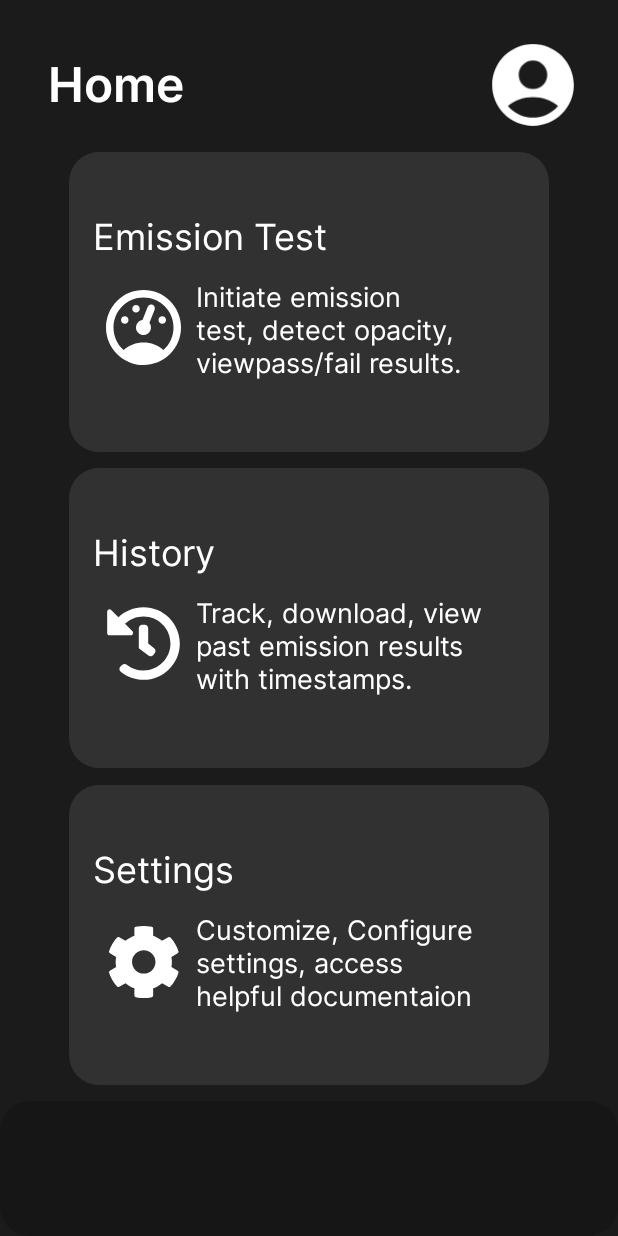
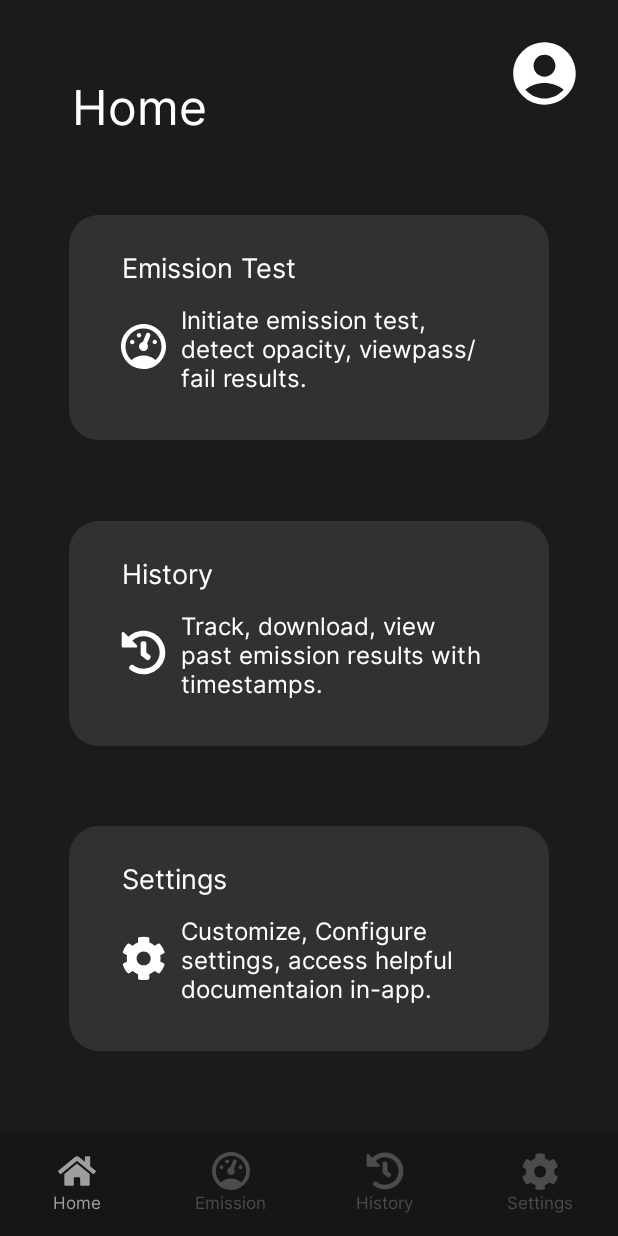
Before and after one commit to Ranssuu/emissiontestkit, an Android app: the screen it shows after launch (HomeActivity), on a phone screen of 412 x 824 dp. Run offline under Robolectric (Android 15) with nearby library versions, the phone set to English and light mode, and no system bars.

Commit message:
Home 50% - need to resize activity buttons

```diff
--- /dev/null
+++ b/app/src/main/java/com/example/emissiontestkit/EmissionActivity.java
@@ -0,0 +1,24 @@
+package com.example.emissiontestkit;
+
+import android.os.Bundle;
+
+import androidx.activity.EdgeToEdge;
+import androidx.appcompat.app.AppCompatActivity;
+import androidx.core.graphics.Insets;
+import androidx.core.view.ViewCompat;
+import androidx.core.view.WindowInsetsCompat;
+
+public class EmissionActivity extends AppCompatActivity {
+
+    @Override
+    protected void onCreate(Bundle savedInstanceState) {
+        super.onCreate(savedInstanceState);
+        EdgeToEdge.enable(this);
+        setContentView(R.layout.activity_emission);
+        ViewCompat.setOnApplyWindowInsetsListener(findViewById(R.id.main), (v, insets) -> {
+            Insets systemBars = insets.getInsets(WindowInsetsCompat.Type.systemBars());
+            v.setPadding(systemBars.left, systemBars.top, systemBars.right, systemBars.bottom);
+            return insets;
+        });
+    }
+}
--- a/app/src/main/java/com/example/emissiontestkit/HomeActivity.java
+++ b/app/src/main/java/com/example/emissiontestkit/HomeActivity.java
@@ -1,6 +1,8 @@
 package com.example.emissiontestkit;
 
 import android.os.Bundle;
+import android.view.View;
+import android.content.Intent;
 
 import androidx.activity.EdgeToEdge;
 import androidx.appcompat.app.AppCompatActivity;
@@ -21,4 +23,22 @@ public class HomeActivity extends AppCompatActivity {
             return insets;
         });
     }
+
+    public void onEmissionClicked(View view) {
+        // Handle emission LinearLayout click here
+        Intent intent = new Intent(HomeActivity.this, EmissionActivity.class);
+        startActivity(intent);
+    }
+
+    public void onHistoryClicked(View view) {
+        // Handle history LinearLayout click here
+        Intent intent = new Intent(HomeActivity.this, HistoryActivity.class);
+        startActivity(intent);
+    }
+
+    public void onSettingsClicked(View view) {
+        // Handle settings LinearLayout click here
+        Intent intent = new Intent(HomeActivity.this, SettingsActivity.class);
+        startActivity(intent);
+    }
 }
--- /dev/null
+++ b/app/src/main/java/com/example/emissiontestkit/SettingsActivity.java
@@ -0,0 +1,24 @@
+package com.example.emissiontestkit;
+
+import android.os.Bundle;
+
+import androidx.activity.EdgeToEdge;
+import androidx.appcompat.app.AppCompatActivity;
+import androidx.core.graphics.Insets;
+import androidx.core.view.ViewCompat;
+import androidx.core.view.WindowInsetsCompat;
+
+public class SettingsActivity extends AppCompatActivity {
+
+    @Override
+    protected void onCreate(Bundle savedInstanceState) {
+        super.onCreate(savedInstanceState);
+        EdgeToEdge.enable(this);
+        setContentView(R.layout.activity_settings);
+        ViewCompat.setOnApplyWindowInsetsListener(findViewById(R.id.main), (v, insets) -> {
+            Insets systemBars = insets.getInsets(WindowInsetsCompat.Type.systemBars());
+            v.setPadding(systemBars.left, systemBars.top, systemBars.right, systemBars.bottom);
+            return insets;
+        });
+    }
+}
--- a/app/src/main/res/drawable/bottom_nav.xml
+++ b/app/src/main/res/drawable/bottom_nav.xml
@@ -1,5 +1,4 @@
 <?xml version="1.0" encoding="utf-8"?>
 <shape xmlns:android="http://schemas.android.com/apk/res/android">
     <solid android:color="@color/botnav" /> <!-- Gray color -->
-    <corners android:radius="20dp"/>
 </shape>
--- /dev/null
+++ b/app/src/main/res/layout/activity_emission.xml
@@ -0,0 +1,10 @@
+<?xml version="1.0" encoding="utf-8"?>
+<androidx.constraintlayout.widget.ConstraintLayout xmlns:android="http://schemas.android.com/apk/res/android"
+    xmlns:app="http://schemas.android.com/apk/res-auto"
+    xmlns:tools="http://schemas.android.com/tools"
+    android:id="@+id/main"
+    android:layout_width="match_parent"
+    android:layout_height="match_parent"
+    tools:context=".EmissionActivity">
+
+</androidx.constraintlayout.widget.ConstraintLayout>
--- a/app/src/main/res/layout/activity_home.xml
+++ b/app/src/main/res/layout/activity_home.xml
@@ -13,9 +13,9 @@
         android:id="@+id/home"
         android:layout_width="wrap_content"
         android:layout_height="wrap_content"
-        android:layout_marginStart="32dp"
-        android:layout_marginTop="32dp"
-        android:fontFamily="@font/intersb"
+        android:layout_marginStart="48dp"
+        android:layout_marginTop="48dp"
+        android:fontFamily="@font/interreg"
         android:text="@string/home"
         android:textColor="@color/white"
         android:textSize="32sp"
@@ -24,8 +24,8 @@
 
     <ImageView
         android:id="@+id/profilepic"
-        android:layout_width="65dp"
-        android:layout_height="65dp"
+        android:layout_width="50dp"
+        android:layout_height="50dp"
         android:layout_alignParentTop="true"
         android:layout_alignParentEnd="true"
         android:layout_marginTop="24dp"
@@ -37,7 +37,7 @@
     <LinearLayout
         android:id="@+id/emission"
         android:layout_width="320dp"
-        android:layout_height="200dp"
+        android:layout_height="150dp"
         android:layout_marginTop="90dp"
         android:background="@drawable/widget_bg"
         android:gravity="center"
@@ -45,19 +45,20 @@
         app:layout_constraintBottom_toTopOf="@+id/history"
         app:layout_constraintEnd_toEndOf="parent"
         app:layout_constraintStart_toStartOf="parent"
-        app:layout_constraintTop_toTopOf="parent">
+        app:layout_constraintTop_toTopOf="parent"
+        android:onClick="onEmissionClicked">
 
         <TextView
             android:id="@+id/emissiontextview"
             android:layout_width="wrap_content"
             android:layout_height="wrap_content"
             android:layout_gravity="start"
-            android:layout_marginStart="16dp"
+            android:layout_marginStart="35dp"
             android:fontFamily="@font/interreg"
-            android:text="Emission Test"
+            android:text="@string/emission_test"
             android:textAlignment="textStart"
             android:textColor="@color/white"
-            android:textSize="24sp" />
+            android:textSize="18sp" />
 
         <LinearLayout
             android:id="@+id/emissionwidget"
@@ -68,8 +69,8 @@
 
             <ImageView
                 android:id="@+id/emissionicon"
-                android:layout_width="50dp"
-                android:layout_height="50dp"
+                android:layout_width="30dp"
+                android:layout_height="30dp"
                 android:background="@drawable/emission"
                 android:backgroundTint="@color/white"
                 android:padding="10dp" />
@@ -77,13 +78,13 @@
             <TextView
                 android:id="@+id/emissiondes"
                 android:layout_width="220dp"
-                android:layout_height="88dp"
+                android:layout_height="80dp"
                 android:fontFamily="@font/interreg"
                 android:padding="10dp"
                 android:text="@string/emission_test_description"
                 android:textAlignment="textStart"
                 android:textColor="@color/white"
-                android:textSize="18sp" />
+                android:textSize="16sp" />
         </LinearLayout>
 
     </LinearLayout>
@@ -91,26 +92,27 @@
     <LinearLayout
         android:id="@+id/history"
         android:layout_width="320dp"
-        android:layout_height="200dp"
+        android:layout_height="150dp"
         android:background="@drawable/widget_bg"
         android:gravity="center"
         android:orientation="vertical"
         app:layout_constraintBottom_toTopOf="@+id/settings"
         app:layout_constraintEnd_toEndOf="parent"
         app:layout_constraintStart_toStartOf="parent"
-        app:layout_constraintTop_toBottomOf="@+id/emission">
+        app:layout_constraintTop_toBottomOf="@+id/emission"
+        android:onClick="onHistoryClicked">
 
         <TextView
             android:id="@+id/historytextview"
             android:layout_width="wrap_content"
             android:layout_height="wrap_content"
             android:layout_gravity="start"
-            android:layout_marginStart="16dp"
+            android:layout_marginStart="35dp"
             android:fontFamily="@font/interreg"
             android:text="History"
             android:textAlignment="textStart"
             android:textColor="@color/white"
-            android:textSize="24sp" />
+            android:textSize="18sp" />
 
         <LinearLayout
             android:id="@+id/historywidget"
@@ -121,8 +123,8 @@
 
             <ImageView
                 android:id="@+id/historyicon"
-                android:layout_width="50dp"
-                android:layout_height="50dp"
+                android:layout_width="30dp"
+                android:layout_height="30dp"
                 android:background="@drawable/history"
                 android:backgroundTint="@color/white"
                 android:padding="10dp" />
@@ -130,13 +132,13 @@
             <TextView
                 android:id="@+id/historydes"
                 android:layout_width="220dp"
-                android:layout_height="88dp"
+                android:layout_height="80dp"
                 android:fontFamily="@font/interreg"
                 android:padding="10dp"
                 android:text="@string/history_description"
                 android:textAlignment="textStart"
                 android:textColor="@color/white"
-                android:textSize="18sp" />
+                android:textSize="16sp" />
         </LinearLayout>
 
     </LinearLayout>
@@ -144,26 +146,27 @@
     <LinearLayout
         android:id="@+id/settings"
         android:layout_width="320dp"
-        android:layout_height="200dp"
+        android:layout_height="150dp"
         android:background="@drawable/widget_bg"
         android:gravity="center"
         android:orientation="vertical"
         app:layout_constraintBottom_toTopOf="@+id/bottomnav"
         app:layout_constraintEnd_toEndOf="parent"
         app:layout_constraintStart_toStartOf="parent"
-        app:layout_constraintTop_toBottomOf="@+id/history">
+        app:layout_constraintTop_toBottomOf="@+id/history"
+        android:onClick="onSettingsClicked">
 
         <TextView
             android:id="@+id/settingstextview"
             android:layout_width="wrap_content"
             android:layout_height="wrap_content"
             android:layout_gravity="start"
-            android:layout_marginStart="16dp"
+            android:layout_marginStart="35dp"
             android:fontFamily="@font/interreg"
             android:text="Settings"
             android:textAlignment="textStart"
             android:textColor="@color/white"
-            android:textSize="24sp" />
+            android:textSize="18sp" />
 
         <LinearLayout
             android:id="@+id/settingswidget"
@@ -174,8 +177,8 @@
 
             <ImageView
                 android:id="@+id/settingsicon"
-                android:layout_width="50dp"
-                android:layout_height="50dp"
+                android:layout_width="30dp"
+                android:layout_height="30dp"
                 android:background="@drawable/settings"
                 android:backgroundTint="@color/white"
                 android:padding="10dp" />
@@ -183,13 +186,13 @@
             <TextView
                 android:id="@+id/settingsdes"
                 android:layout_width="220dp"
-                android:layout_height="88dp"
+                android:layout_height="80dp"
                 android:fontFamily="@font/interreg"
                 android:padding="10dp"
                 android:text="@string/settings_description"
                 android:textAlignment="textStart"
                 android:textColor="@color/white"
-                android:textSize="18sp" />
+                android:textSize="16sp" />
         </LinearLayout>
 
     </LinearLayout>
@@ -197,10 +200,120 @@
     <LinearLayout
         android:id="@+id/bottomnav"
         android:layout_width="match_parent"
-        android:layout_height="90dp"
+        android:layout_height="70dp"
         android:background="@drawable/bottom_nav"
-        app:layout_constraintBottom_toBottomOf="parent">
+        android:orientation="horizontal"
+        android:gravity="center"
+        app:layout_constraintBottom_toBottomOf="parent"
+        app:layout_constraintHorizontal_bias="0.5"
+        app:layout_constraintHorizontal_chainStyle="spread_inside">
 
+        <LinearLayout
+            android:id="@+id/homenav"
+            android:layout_width="0dp"
+            android:layout_height="wrap_content"
+            android:layout_weight="1"
+            android:orientation="vertical"
+            android:gravity="center">
+
+            <ImageView
+                android:id="@+id/homeiconnav"
+                android:layout_width="25dp"
+                android:layout_height="25dp"
+                android:background="@drawable/home"
+                android:backgroundTint="@color/ActiveNav"/>
+
+            <TextView
+                android:id="@+id/hometext"
+                android:layout_width="wrap_content"
+                android:layout_height="wrap_content"
+                android:text="@string/home"
+                android:fontFamily="@font/interreg"
+                android:textSize="11sp"
+                android:textColor="@color/ActiveNav"/>
+
+        </LinearLayout>
+
+        <LinearLayout
+            android:id="@+id/emissionnav"
+            android:layout_width="0dp"
+            android:layout_height="wrap_content"
+            android:layout_weight="1"
+            android:orientation="vertical"
+            android:gravity="center"
+            android:onClick="onEmissionClicked">
+
+            <ImageView
+                android:id="@+id/emissioniconnav"
+                android:layout_width="25dp"
+                android:layout_height="25dp"
+                android:background="@drawable/emission"
+                android:backgroundTint="@color/InactiveNav"/>
+
+            <TextView
+                android:id="@+id/emissiontext"
+                android:layout_width="wrap_content"
+                android:layout_height="wrap_content"
+                android:text="@string/emission"
+                android:fontFamily="@font/interreg"
+                android:textSize="11sp"
+                android:textColor="@color/InactiveNav"/>
+
+        </LinearLayout>
+
+        <LinearLayout
+            android:id="@+id/historynav"
+            android:layout_width="0dp"
+            android:layout_height="wrap_content"
+            android:layout_weight="1"
+            android:orientation="vertical"
+            android:gravity="center"
+            android:onClick="onHistoryClicked">
+
+            <ImageView
+                android:id="@+id/historyiconnav"
+                android:layout_width="25dp"
+                android:layout_height="25dp"
+                android:background="@drawable/history"
+                android:backgroundTint="@color/InactiveNav"/>
+
+            <TextView
+                android:id="@+id/historytext"
+                android:layout_width="wrap_content"
+                android:layout_height="wrap_content"
+                android:text="@string/history"
+                android:fontFamily="@font/interreg"
+                android:textSize="11sp"
+                android:textColor="@color/InactiveNav"/>
+
+        </LinearLayout>
+
+        <LinearLayout
+            android:id="@+id/settingsnav"
+            android:layout_width="0dp"
+            android:layout_height="wrap_content"
+            android:layout_weight="1"
+            android:orientation="vertical"
+            android:gravity="center"
+            android:onClick="onSettingsClicked">
+
+            <ImageView
+                android:id="@+id/settingsiconnav"
+                android:layout_width="25dp"
+                android:layout_height="25dp"
+                android:background="@drawable/settings"
+                android:backgroundTint="@color/InactiveNav"/>
+
+            <TextView
+                android:id="@+id/settingstext"
+                android:layout_width="wrap_content"
+                android:layout_height="wrap_content"
+                android:text="@string/settings"
+                android:fontFamily="@font/interreg"
+                android:textSize="11sp"
+                android:textColor="@color/InactiveNav"/>
+
+        </LinearLayout>
 
     </LinearLayout>
 
--- /dev/null
+++ b/app/src/main/res/layout/activity_settings.xml
@@ -0,0 +1,10 @@
+<?xml version="1.0" encoding="utf-8"?>
+<androidx.constraintlayout.widget.ConstraintLayout xmlns:android="http://schemas.android.com/apk/res/android"
+    xmlns:app="http://schemas.android.com/apk/res-auto"
+    xmlns:tools="http://schemas.android.com/tools"
+    android:id="@+id/main"
+    android:layout_width="match_parent"
+    android:layout_height="match_parent"
+    tools:context=".SettingsActivity">
+
+</androidx.constraintlayout.widget.ConstraintLayout>
--- a/app/src/main/res/values/colors.xml
+++ b/app/src/main/res/values/colors.xml
@@ -13,4 +13,6 @@
     <color name="blue">#1243FF</color>
     <color name="link">#548AF7</color>
     <color name="botnav">#161616</color>
+    <color name="ActiveNav">#9E9E9E</color>
+    <color name="InactiveNav">#4C4C4C</color>
 </resources>
--- a/app/src/main/res/values/strings.xml
+++ b/app/src/main/res/values/strings.xml
@@ -30,4 +30,5 @@
     <string name="emission_test_description">Initiate emission test, detect opacity, viewpass/fail results.</string>
     <string name="history_description">Track, download, view past emission results with timestamps.</string>
     <string name="settings_description">Customize, Configure settings, access helpful documentaion in-app.</string>
+    <string name="emission_test">Emission Test</string>
 </resources>
```
Also changed, not shown: app/src/main/AndroidManifest.xml (+9 -2 lines).
